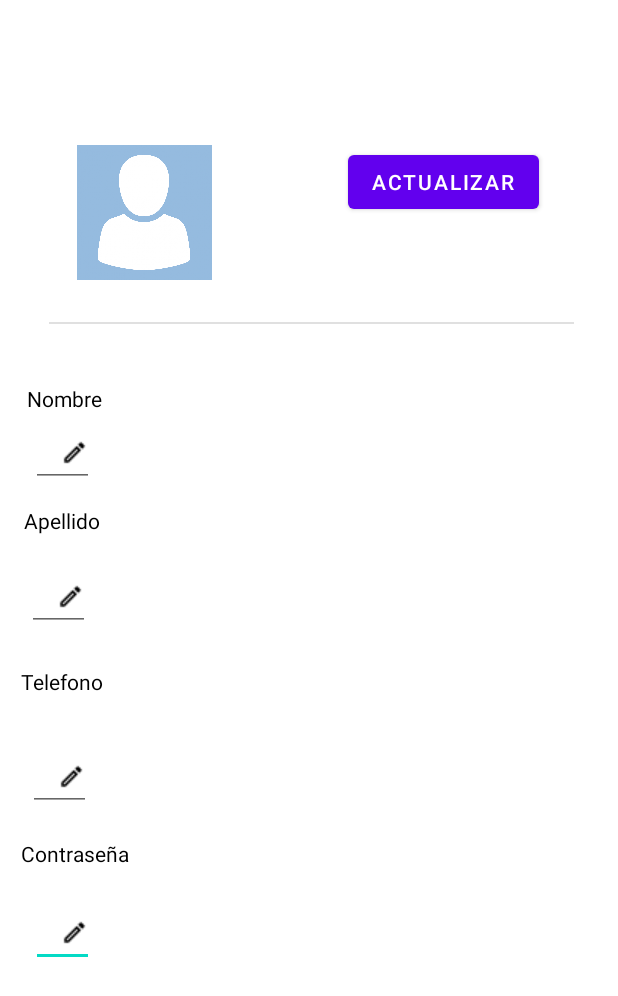
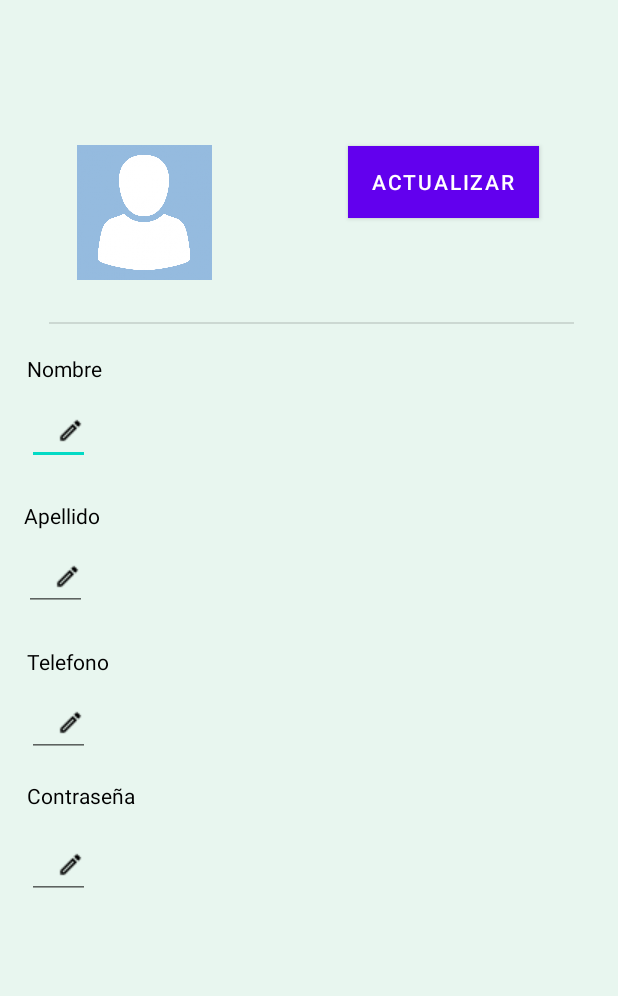
Before and after one commit to olvera93/AndroidStudio_Carpool, an Android app: the layout activity_ver_perfil.xml on its own in the app's theme, with its tools: preview values and no code run, on a phone screen of 412 x 824 dp. Shown: the top 996 px of the screen. Run offline under Robolectric (Android 15) with nearby library versions, the phone set to English and light mode, and no system bars.

Commit message:
Mejora en la interfaz

```diff
--- a/app/src/main/res/layout/activity_ver_perfil.xml
+++ b/app/src/main/res/layout/activity_ver_perfil.xml
@@ -5,7 +5,8 @@
     xmlns:tools="http://schemas.android.com/tools"
     android:layout_width="match_parent"
     android:layout_height="match_parent"
-    tools:context=".VerPerfil">
+    tools:context=".VerPerfil"
+    android:background="@color/Backgroundgrey">
 
 
     <ImageView
@@ -20,49 +21,6 @@
         app:layout_constraintStart_toStartOf="parent"
 
         />
-
-    <TextView
-        android:id="@+id/ContraText"
-        android:layout_width="wrap_content"
-        android:layout_height="wrap_content"
-        android:text="@string/Contraseña"
-        android:textColor="@color/black"
-        app:layout_constraintBottom_toBottomOf="parent"
-        app:layout_constraintEnd_toEndOf="parent"
-        app:layout_constraintHorizontal_bias="0.041"
-        app:layout_constraintStart_toStartOf="parent"
-        app:layout_constraintTop_toBottomOf="@+id/NumeroEdit"
-        app:layout_constraintVertical_bias="0.07" />
-
-    <EditText
-        android:id="@+id/ContraEdit"
-        android:layout_width="wrap_content"
-        android:layout_height="wrap_content"
-        android:drawableRight="@drawable/edit"
-        android:drawablePadding="10dp"
-        android:inputType="textPassword"
-        android:paddingLeft="10dp"
-        app:layout_constraintBottom_toBottomOf="parent"
-        app:layout_constraintEnd_toEndOf="parent"
-        app:layout_constraintHorizontal_bias="0.056"
-        app:layout_constraintStart_toStartOf="parent"
-        app:layout_constraintTop_toBottomOf="@+id/ContraText"
-        app:layout_constraintVertical_bias="0.105" />
-
-    <EditText
-        android:id="@+id/NumeroEdit"
-        android:layout_width="wrap_content"
-        android:layout_height="wrap_content"
-        android:drawableRight="@drawable/edit"
-        android:drawablePadding="10dp"
-        android:inputType="phone"
-        android:paddingLeft="10dp"
-        app:layout_constraintBottom_toBottomOf="parent"
-        app:layout_constraintEnd_toEndOf="parent"
-        app:layout_constraintHorizontal_bias="0.051"
-        app:layout_constraintStart_toStartOf="parent"
-        app:layout_constraintTop_toBottomOf="@+id/NumeroText"
-        app:layout_constraintVertical_bias="0.1" />
 
     <View
         android:id="@+id/divider"
@@ -86,16 +44,16 @@
         android:textColorHint="@color/black"
         app:layout_constraintBottom_toTopOf="@+id/ApellidoText"
         app:layout_constraintEnd_toEndOf="parent"
-        app:layout_constraintHorizontal_bias="0.056"
+        app:layout_constraintHorizontal_bias="0.048"
         app:layout_constraintStart_toStartOf="parent"
         app:layout_constraintTop_toBottomOf="@+id/NombreText"
-        app:layout_constraintVertical_bias="0.258" />
+        app:layout_constraintVertical_bias="0.272" />
 
     <TextView
         android:id="@+id/ApellidoText"
         android:layout_width="wrap_content"
         android:layout_height="wrap_content"
-        android:layout_marginBottom="10dp"
+
         android:text="@string/Apellido"
         android:textColor="@color/black"
         app:layout_constraintBottom_toTopOf="@+id/ApellidoEdit"
@@ -103,7 +61,7 @@
         app:layout_constraintHorizontal_bias="0.044"
         app:layout_constraintStart_toStartOf="parent"
         app:layout_constraintTop_toBottomOf="@+id/divider"
-        app:layout_constraintVertical_bias="0.931" />
+        app:layout_constraintVertical_bias="0.929" />
 
     <EditText
         android:id="@+id/ApellidoEdit"
@@ -116,16 +74,73 @@
         android:paddingLeft="10dp"
         app:layout_constraintBottom_toBottomOf="parent"
         app:layout_constraintEnd_toEndOf="parent"
+        app:layout_constraintHorizontal_bias="0.043"
+        app:layout_constraintStart_toStartOf="parent"
+        app:layout_constraintTop_toBottomOf="@+id/NombreText"
+        app:layout_constraintVertical_bias="0.016" />
+
+    <TextView
+        android:id="@+id/ContraText"
+        android:layout_width="wrap_content"
+        android:layout_height="wrap_content"
+        android:text="@string/Contraseña"
+        android:textColor="@color/black"
+        app:layout_constraintBottom_toBottomOf="parent"
+        app:layout_constraintEnd_toEndOf="parent"
+        app:layout_constraintHorizontal_bias="0.053"
+        app:layout_constraintStart_toStartOf="parent"
+        app:layout_constraintTop_toBottomOf="@+id/NumeroEdit"
+        app:layout_constraintVertical_bias="0.053" />
+
+    <EditText
+        android:id="@+id/ContraEdit"
+        android:layout_width="wrap_content"
+        android:layout_height="wrap_content"
+        android:drawableRight="@drawable/edit"
+        android:drawablePadding="10dp"
+        android:inputType="textPassword"
+        android:paddingLeft="10dp"
+        app:layout_constraintBottom_toBottomOf="parent"
+        app:layout_constraintEnd_toEndOf="parent"
         app:layout_constraintHorizontal_bias="0.048"
         app:layout_constraintStart_toStartOf="parent"
-        app:layout_constraintTop_toBottomOf="@+id/NombreText"
+        app:layout_constraintTop_toBottomOf="@+id/ContraText"
+        app:layout_constraintVertical_bias="0.058" />
+
+    <TextView
+        android:id="@+id/NumeroText"
+        android:layout_width="wrap_content"
+        android:layout_height="wrap_content"
+        android:layout_marginTop="24dp"
+        android:text="@string/Telefono"
+        android:textColor="@color/black"
+        app:layout_constraintBottom_toBottomOf="parent"
+        app:layout_constraintEnd_toEndOf="parent"
+        app:layout_constraintHorizontal_bias="0.05"
+        app:layout_constraintStart_toStartOf="parent"
+        app:layout_constraintTop_toBottomOf="@+id/ApellidoEdit"
         app:layout_constraintVertical_bias="0.0" />
+
+    <EditText
+        android:id="@+id/NumeroEdit"
+        android:layout_width="wrap_content"
+        android:layout_height="wrap_content"
+        android:drawableRight="@drawable/edit"
+        android:drawablePadding="10dp"
+        android:inputType="phone"
+        android:paddingLeft="10dp"
+        app:layout_constraintBottom_toBottomOf="parent"
+        app:layout_constraintEnd_toEndOf="parent"
+        app:layout_constraintHorizontal_bias="0.048"
+        app:layout_constraintStart_toStartOf="parent"
+        app:layout_constraintTop_toBottomOf="@+id/NumeroText"
+        app:layout_constraintVertical_bias="0.027" />
 
     <TextView
         android:id="@+id/NombreText"
         android:layout_width="wrap_content"
         android:layout_height="wrap_content"
-        android:layout_marginTop="40dp"
+        android:layout_marginTop="20dp"
         android:text="@string/Nombre"
         android:textColor="@color/black"
         app:layout_constraintEnd_toEndOf="parent"
@@ -143,20 +158,21 @@
         app:layout_constraintHorizontal_bias="0.514"
         app:layout_constraintStart_toEndOf="@+id/imageView2"
         app:layout_constraintTop_toTopOf="parent"
-        app:layout_constraintVertical_bias="0.584" />
+        app:layout_constraintVertical_bias="0.584"
+        android:background="@color/Backgroundgrey"/>
 
-    <TextView
-        android:id="@+id/NumeroText"
+    <androidx.constraintlayout.widget.Barrier
         android:layout_width="wrap_content"
         android:layout_height="wrap_content"
-        android:layout_marginTop="24dp"
-        android:text="@string/Telefono"
-        android:textColor="@color/black"
-        app:layout_constraintBottom_toBottomOf="parent"
-        app:layout_constraintEnd_toEndOf="parent"
-        app:layout_constraintHorizontal_bias="0.039"
-        app:layout_constraintStart_toStartOf="parent"
-        app:layout_constraintTop_toBottomOf="@+id/ApellidoEdit"
-        app:layout_constraintVertical_bias="0.0" />
+        app:barrierDirection="left"
+        tools:layout_editor_absoluteX="9dp"
+        tools:layout_editor_absoluteY="215dp" />
+
+    <androidx.constraintlayout.widget.Guideline
+        android:id="@+id/guideline2"
+        android:layout_width="wrap_content"
+        android:layout_height="wrap_content"
+        android:orientation="vertical"
+        app:layout_constraintGuide_begin="17dp" />
 
 </androidx.constraintlayout.widget.ConstraintLayout>
```
